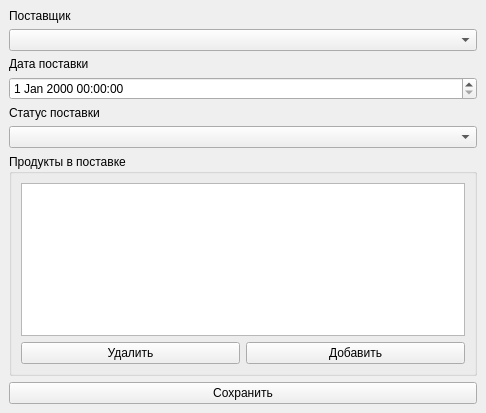
Qt form ui/delivery.ui (Git-I985/ap) before a commit.
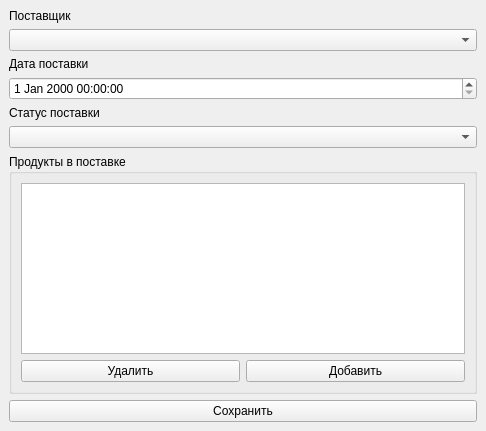
The same form after that commit.

```diff
--- a/ui/delivery.ui
+++ b/ui/delivery.ui
@@ -7,7 +7,7 @@
     <x>0</x>
     <y>0</y>
     <width>486</width>
-    <height>413</height>
+    <height>431</height>
    </rect>
   </property>
   <property name="windowTitle">
```
